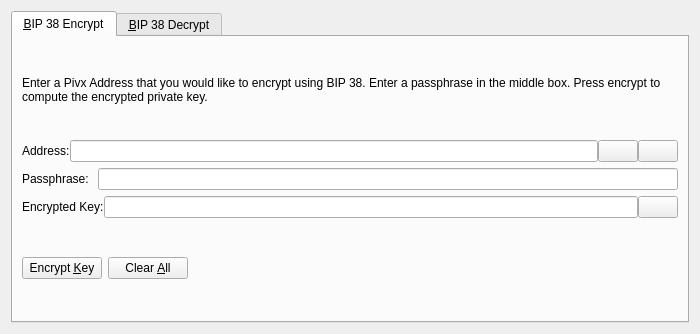
First picture: the form in src/qt/forms/bip38tooldialog.ui, repository wealth-coin/TenUp, before the edit.
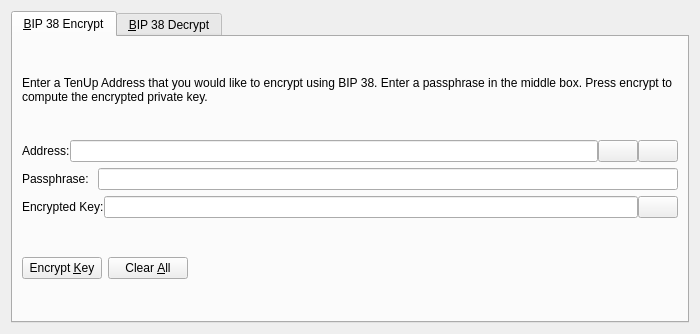
Second picture: the form after the edit. The open tabs and pages were chosen to show the change. Icons and pictures are not drawn. Custom widgets are drawn as their Qt base class.

The edit to the form file:
```diff
--- a/src/qt/forms/bip38tooldialog.ui
+++ b/src/qt/forms/bip38tooldialog.ui
@@ -30,7 +30,7 @@
        <item>
         <widget class="QLabel" name="infoLabel_ENC">
          <property name="text">
-          <string>Enter a Pivx Address that you would like to encrypt using BIP 38. Enter a passphrase in the middle box. Press encrypt to compute the encrypted private key.</string>
+          <string>Enter a TenUp Address that you would like to encrypt using BIP 38. Enter a passphrase in the middle box. Press encrypt to compute the encrypted private key.</string>
          </property>
          <property name="textFormat">
           <enum>Qt::PlainText</enum>
```
